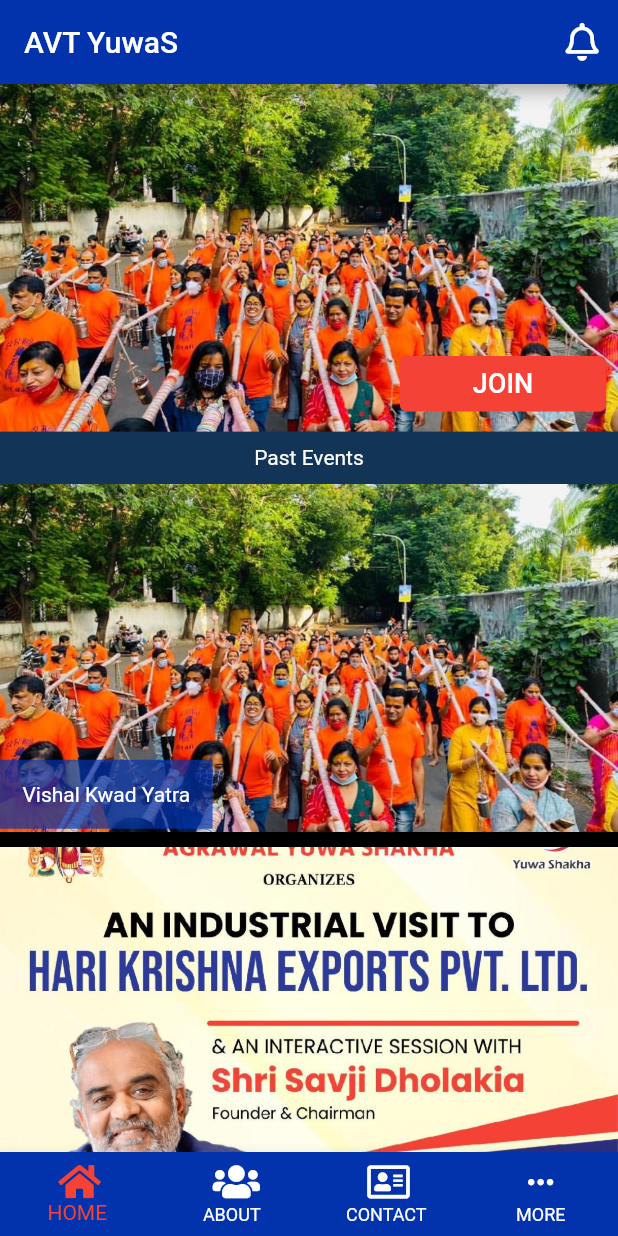
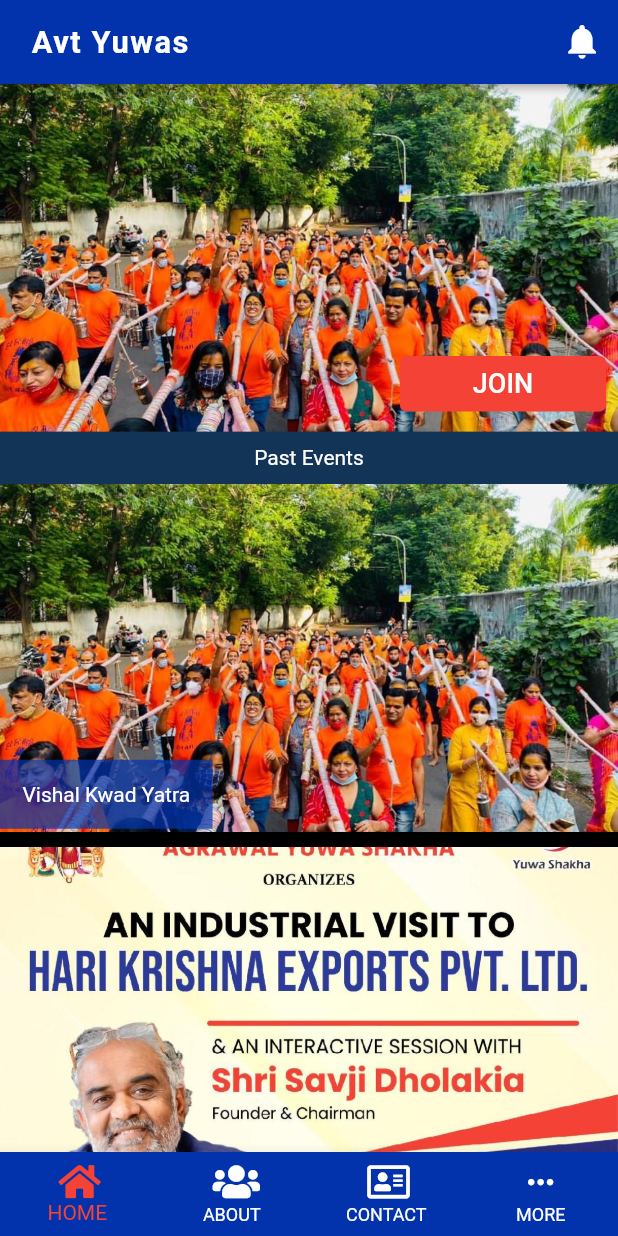
Before and after one commit to Abhishek84017/my_flutter_project, a Flutter app: the screen it shows after launch, after a tap on "Sign in as Member", on a phone screen of 412 x 824 dp. Run offline on Flutter 3.47's test engine with Material 2 defaults, Android fonts, the phone set to English and light mode, and no system bars; drawn by our look-alikes of carousel_slider; our stand-ins replace flutter_screenutil, font_awesome_flutter, webview_flutter.

Commit message:
Add files via upload

```diff
--- a/lib/about.dart
+++ b/lib/about.dart
@@ -7,7 +7,6 @@ class About extends StatelessWidget {
   Widget build(BuildContext context) {
     Size size = MediaQuery.of(context).size;
     return Scaffold(
-
       backgroundColor: Colors.black,
         body:SingleChildScrollView(
           child: Column(
@@ -18,7 +17,6 @@ class About extends StatelessWidget {
                   margin: EdgeInsets.symmetric(horizontal: 10.h, vertical: 10.h),
                   decoration: BoxDecoration(border: Border.all(color: Colors.white, width: 0.1),
                   ),
-
                 child: RichText(
                     textAlign: TextAlign.justify,
                     text: TextSpan(
--- /dev/null
+++ b/lib/appbar.dart
@@ -0,0 +1,58 @@
+import 'package:flutter/material.dart';
+import 'package:avt_yuwas/constants/palette.dart';
+import 'package:flutter_screenutil/flutter_screenutil.dart';
+
+AppBar appBar<T>(
+    {required BuildContext context,
+    String title = '',
+    List<Widget>? actions,
+    ShapeBorder? shape,
+    Widget? leading,
+    bool? centerTitle,
+    Color? backgroundColor,
+    double? elevation,
+    Color? leadingColor,
+    Widget? titleWidget,
+    VoidCallback? onBackPressed,
+    TextStyle? titleStyle,
+    T? popData,
+    PreferredSizeWidget? bottom,
+    bool automaticallyImplyLeading = true}) {
+  if (automaticallyImplyLeading) {
+    leading = IconButton(
+        icon: Icon(Icons.arrow_back_rounded),
+        onPressed: onBackPressed ??
+            () async {
+              FocusScope.of(context).unfocus();
+              await Navigator.maybePop<T>(context, popData);
+            },
+        color: Colors.white,
+        iconSize: 24.0.sp);
+  }
+  return AppBar(
+      automaticallyImplyLeading: automaticallyImplyLeading,
+      backgroundColor: backgroundColor ?? Palette.appbarcolor,
+      title: title != null && title.isNotEmpty
+          ? Padding(
+            padding: EdgeInsets.only(left:0.05.sw),
+            child: Text(
+                '$title',
+                style: TextStyle(
+                        color: Colors.white,
+                        fontSize: 18.0.sp,
+                        fontWeight: FontWeight.bold,
+                        letterSpacing: 1)
+                    .merge(titleStyle),
+              ),
+          )
+          : titleWidget,
+      actions:[IconButton(onPressed: (){}, icon: Icon(Icons.notifications,size:24.sp,))],
+      shape: shape ?? null,
+      leading: leading,
+      elevation: elevation ?? 2.0,
+      centerTitle: centerTitle ?? false,
+      titleSpacing: 0,
+      iconTheme: IconThemeData(color: leadingColor ?? Colors.white, size: 20),
+      bottom: bottom);
+
+}
--- a/lib/chose_member.dart
+++ b/lib/chose_member.dart
@@ -6,16 +6,16 @@ import 'package:flutter/material.dart';
 import 'package:flutter/rendering.dart';
 import 'package:flutter_screenutil/flutter_screenutil.dart';
 import 'homescreen.dart';
+import 'pageroute.dart';
 import 'sign_in_as_member.dart';
-
 class Homepage extends StatelessWidget {
   @override
   Widget build(BuildContext context) {
     void Signinmember() {
-      Navigator.push(context,MaterialPageRoute(builder:(_)=>Homescreen()));
+      Navigator.push(context,RotationRoute(Page: Homescreen()));
     }
     void Signinguest() {
-      Navigator.push(context,MaterialPageRoute(builder:(_)=>SignInAsGuest()));
+      Navigator.push(context,RotationRoute(Page:SignInAsGuest()));
     }
     Size size = MediaQuery.of(context).size;
     return Scaffold(
--- a/lib/constants/palette.dart
+++ b/lib/constants/palette.dart
@@ -22,5 +22,7 @@ class Palette {
   static const Color signinmember = const Color(0xFFF0233ad);
   static const Color iconcolor = const Color(0xFFFffffff);
 
+  //app bar color
+  static const Color appbarcolor = const Color(0xFFF0233ad);
 
 }
--- a/lib/homescreen.dart
+++ b/lib/homescreen.dart
@@ -2,43 +2,32 @@ import 'package:flutter/material.dart';
 import 'package:flutter/services.dart';
 import 'package:font_awesome_flutter/font_awesome_flutter.dart';
 import 'package:flutter_screenutil/flutter_screenutil.dart';
-import 'package:avt_yuwas/constants/palette.dart';
 import 'package:provider/provider.dart';
-import 'constants/palette.dart';
 import 'home.dart';
 import 'about.dart';
 import 'contact.dart';
 import 'more.dart';
 import 'provider/provider.dart';
-
-List<Widget> _widgets = <Widget>[Home(), About(), Contact(), More()];
-
+import 'package:avt_yuwas/constants/palette.dart';
+import 'appbar.dart';
 class Homescreen extends StatefulWidget {
   const Homescreen({Key? key}) : super(key: key);
-
   @override
   _HomescreenState createState() => _HomescreenState();
 }
-
 class _HomescreenState extends State<Homescreen> {
+  List<Widget> _widgets = <Widget>[Home(), About(), Contact(), More()];
   @override
   void initState() {
+    SystemChrome.setSystemUIOverlayStyle(SystemUiOverlayStyle(statusBarColor: Colors.black));
     super.initState();
   }
-
   @override
   Widget build(BuildContext context) {
-    SystemChrome.setSystemUIOverlayStyle(SystemUiOverlayStyle(statusBarColor: Colors.black));
     return Consumer<HomeScreenProvider>(
       builder: (context, provider, child) => SafeArea(
         child: Scaffold(
-          appBar: AppBar(
-            automaticallyImplyLeading: false,
-            backgroundColor: Color(0xFFF0233ad),
-            title: const Text('AVT YuwaS', style: TextStyle(fontSize: 20),),
-            actions: <Widget>[
-              IconButton(icon: Icon(FontAwesomeIcons.bell, size: 22.sp,), onPressed: () {},),],
-          ),
+          appBar:appBar(context: context,title:'Avt Yuwas',automaticallyImplyLeading: false),
           body: Column(
             children: [
               Expanded(child: IndexedStack(index: provider.currentBottomIndex, children: _widgets,)),
--- a/lib/more.dart
+++ b/lib/more.dart
@@ -1,9 +1,9 @@
 import 'package:avt_yuwas/more_webview.dart';
 import 'package:avt_yuwas/provider/provider.dart';
 import 'package:flutter/cupertino.dart';
-import 'package:flutter/gestures.dart';
 import 'package:flutter/material.dart';
 import 'package:font_awesome_flutter/font_awesome_flutter.dart';
+import 'package:flutter_screenutil/flutter_screenutil.dart';
 import 'package:provider/provider.dart';
 import 'follow_us.dart';
 import 'change_password.dart';
@@ -11,6 +11,7 @@ import 'commitedetails.dart';
 import 'events.dart';
 import 'Sports/sports_league.dart';
 import 'pageroute.dart';
+import 'jayanti.dart';
 //ignore: must_be_immutable
 class More extends StatelessWidget {
   @override
@@ -20,9 +21,11 @@ class More extends StatelessWidget {
     void Birthday(){Navigator.push(context, RotationRoute(Page:MoreWebview(title:'Birthday & Anniversary',url:'http://www.avtyuwas.org/web/birthday')));}
     void profile(){Navigator.push(context, RotationRoute(Page:MoreWebview(title:'My Profile',url:'http://www.avtyuwas.org/web/profile')));}
     void suggestion() {Navigator.push(context, RotationRoute(Page: MoreWebview(title:'Suggestion',url:'http://www.avtyuwas.org/web/suggestion')));}
+    void Achivements() {Navigator.push(context, RotationRoute(Page: MoreWebview(title:'Achivements',url:'http://www.avtyuwas.org/web/achievement')));}
     void info() {Provider.of<HomeScreenProvider>(context, listen: false).currentBottomIndex = 1;}
     void cont() {Provider.of<HomeScreenProvider>(context, listen: false).currentBottomIndex = 2;}
     void passchange() {Navigator.push(context, RotationRoute(Page: Changepassword()));}
+    void jayanti() {Navigator.push(context, RotationRoute(Page: Jayanti()));}
     void follow() {Navigator.push(context, RotationRoute( Page: Followus()));}
     void committedetails() {Navigator.push(context, RotationRoute(Page:  Commiteedetails()));}
     void events() {Navigator.push(context, RotationRoute(Page: Events()));}
@@ -78,6 +81,7 @@ class More extends StatelessWidget {
         iconleading: FontAwesomeIcons.crown,
         title: 'Maharaja Agarsen Jayanti',
         icontrainel: Icons.arrow_forward_ios_rounded,
+        Callback: jayanti
       ),
       Moreitem(
         iconleading: FontAwesomeIcons.gift,
@@ -105,6 +109,7 @@ class More extends StatelessWidget {
         iconleading: FontAwesomeIcons.trophy,
         title: 'Achivements',
         icontrainel: Icons.arrow_forward_ios_rounded,
+        Callback:Achivements
       ),
       Moreitem(
         iconleading: FontAwesomeIcons.bell,
@@ -143,38 +148,34 @@ class More extends StatelessWidget {
     ];
     return Scaffold(
       backgroundColor: Colors.black,
-      body: ListView.separated(
-        shrinkWrap: true,
-        dragStartBehavior: DragStartBehavior.start,
-        itemCount: _moreitem.length,
-        itemBuilder: (BuildContext context, int index) {
-          var item = _moreitem[index];
-          return ListTile(
-            tileColor: Colors.black26,
-            contentPadding: EdgeInsets.only(left: 0.0, right: 0.0),
-            leading: Padding(
-              padding: const EdgeInsets.only(left: 7.0),
-              child: Icon(
-                item.iconleading,
-                color: Colors.white,
+      body: GridView.builder(
+        itemCount:_moreitem.length,
+        gridDelegate: SliverGridDelegateWithFixedCrossAxisCount(
+          crossAxisCount: MediaQuery.of(context).orientation == Orientation.landscape ? 3: 2,
+          crossAxisSpacing: 10.w,
+          mainAxisSpacing: 10.w,
+          childAspectRatio: (2 / 1),
+        ),
+        itemBuilder: (context,index,) {
+          var item =_moreitem[index];
+          return Padding(
+            padding:  EdgeInsets.symmetric(vertical:4.w),
+            child: Container(
+              decoration: BoxDecoration(
+                border: Border.all(color: Colors.grey,width: 0.2),
+                borderRadius: BorderRadius.all(Radius.circular(10))
+              ),
+              child: InkWell(
+                onTap: item.Callback,
+                child: Column(
+                  mainAxisAlignment:MainAxisAlignment.spaceEvenly,
+                  children: [
+                    Icon(item.iconleading,color: Colors.white,),
+                    Text(_moreitem[index].title,style: TextStyle(fontSize:15, color: Colors.white), textAlign: TextAlign.center),
+                  ],
+                ),
               ),
             ),
-            title: Text(
-              '${item.title}',
-              style: TextStyle(color: Colors.white,fontSize:14),
-            ),
-            trailing: Icon(
-              item.icontrainel,
-              color: Colors.white,
-            ),
-            focusColor: Colors.red,
-            onTap: item.Callback,
-          );
-        },
-        separatorBuilder: (BuildContext context, int index) {
-          return Divider(
-            color: Colors.grey.withOpacity(0.5),
-            height: 0.8,
           );
         },
       ),
@@ -183,8 +184,8 @@ class More extends StatelessWidget {
 }
 class Moreitem {
   final IconData? iconleading;
-  final String? title;
+  final String title;
   final IconData? icontrainel;
   final VoidCallback? Callback;
-  const Moreitem({Key, key, this.iconleading, this.title, this.icontrainel, this.Callback});
+  const Moreitem({Key, key, this.iconleading, required this.title, this.icontrainel, this.Callback});
 }
--- a/lib/more_webview.dart
+++ b/lib/more_webview.dart
@@ -12,6 +12,7 @@ class _MoreWebviewState extends State<MoreWebview> {
   @override
   Widget build(BuildContext context) {
     return Scaffold(
+      backgroundColor: Colors.black,
       appBar: AppBar(title: Text(isloading ?'Loading....':widget.title),backgroundColor: Color(0xFFF0233ad),),
       body: Stack(
         children: <Widget>[
@@ -23,7 +24,7 @@ class _MoreWebviewState extends State<MoreWebview> {
               });
             },
           ),
-          isloading ? Center( child: CircularProgressIndicator(valueColor:AlwaysStoppedAnimation<Color>(Colors.red),),) : Stack(),
+          isloading ? Center( child: CircularProgressIndicator(valueColor:AlwaysStoppedAnimation<Color>(Colors.white),),) : Stack(),
         ],
       ),
     );
--- a/lib/splash_screen_1.dart
+++ b/lib/splash_screen_1.dart
@@ -2,6 +2,7 @@ import 'dart:async';
 import 'package:avt_yuwas/splash_screen_2.dart';
 import 'package:flutter/material.dart';
 import 'package:flutter/cupertino.dart';
+import 'pageroute.dart';
 
 class Splashscreen1 extends StatefulWidget
 {
@@ -13,7 +14,7 @@ class _SplashscreenState extends State<Splashscreen1> {
   void initState()
   {
     super.initState();
-    Timer(Duration(seconds: 3),()=>Navigator.pushReplacement(context,MaterialPageRoute( builder: (BuildContext context) {return Splashscreen2();})));
+    Timer(Duration(seconds: 3),()=>Navigator.pushReplacement(context,RotationRoute(Page: Splashscreen2())));
   }
   Widget build(BuildContext context) {
     return Container(
--- a/lib/splash_screen_2.dart
+++ b/lib/splash_screen_2.dart
@@ -2,6 +2,7 @@ import 'dart:async';
 import 'package:flutter/material.dart';
 import 'package:flutter/cupertino.dart';
 import 'chose_member.dart';
+import 'pageroute.dart';
 
 class Splashscreen2 extends StatefulWidget
 {
@@ -13,7 +14,7 @@ class _SplashscreenState extends State<Splashscreen2> {
   void initState()
   {
      super.initState();
-     Timer(Duration(seconds: 3),()=>Navigator.pushReplacement(context,MaterialPageRoute( builder: (BuildContext context) {return Homepage();})));
+     Timer(Duration(seconds: 3),()=>Navigator.pushReplacement(context,RotationRoute(Page: Homepage())));
   }
   Widget build(BuildContext context) {
     return Container(
```
Also changed, not shown: lib/Sports/cricket_league.dart (+12 -5 lines), lib/change_password.dart (+4 -15 lines), lib/commitedetails.dart (+6 -22 lines), lib/follow_us.dart (+3 -9 lines), lib/home.dart (+24 -18 lines), lib/jayanti.dart (added, +77 -0 lines), lib/text_field.dart (+2 -5 lines), lib/year16-17.dart (added, +91 -0 lines).
